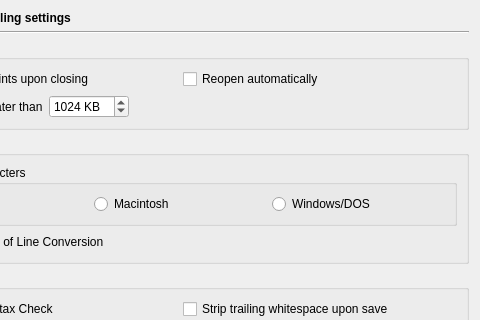
The window that Preferences/ConfigurationPages/EditorFilePage.ui (testmana2/test) describes before a commit, drawn with Qt 5; both pictures show x 120 to 600 and y 0 to 320 of the 600 by 904 pixel window.
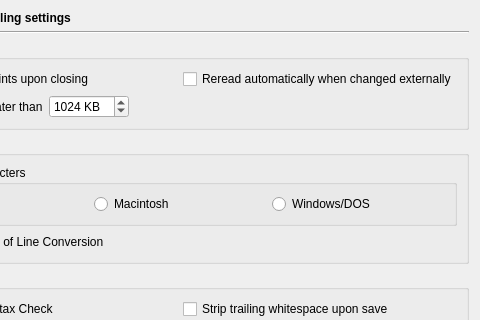
The same window after the commit.

Commit message: Changed the label of the "Reopen automatically" checkbox of the editor file handling config page.

Diff of the .ui file:
```diff
--- a/Preferences/ConfigurationPages/EditorFilePage.ui
+++ b/Preferences/ConfigurationPages/EditorFilePage.ui
@@ -55,7 +55,7 @@
            <string>Select to reread the file automatically, if it was changed externally</string>
           </property>
           <property name="text">
-           <string>Reopen automatically</string>
+           <string>Reread automatically when changed externally</string>
           </property>
          </widget>
         </item>
```
The commit also changes 11 other files.
